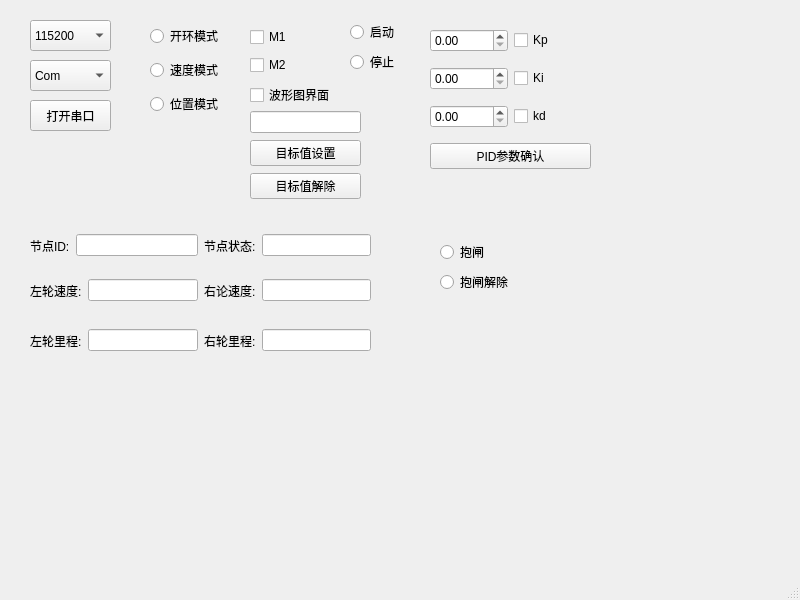
First picture: the form in uavcan/MotorAsst/ui/main.ui, repository zagerx/ProtocolV4, before the edit.
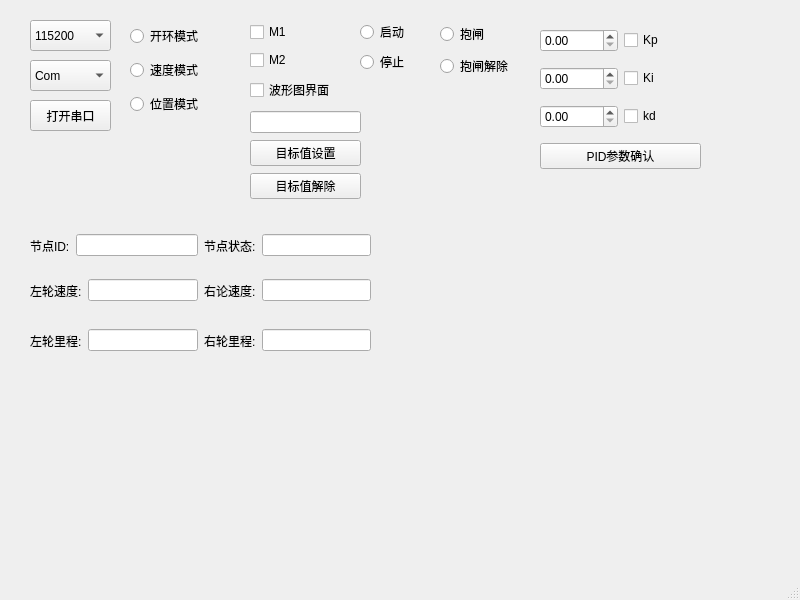
Second picture: the form after the edit.

Commit message: 1 增加binarysignal(上报抱闸状态)协议测试文件 2 集成binarysignal协议到UI界面

What changed in the file:
```diff
--- a/uavcan/MotorAsst/ui/main.ui
+++ b/uavcan/MotorAsst/ui/main.ui
@@ -70,7 +70,7 @@
    <widget class="QWidget" name="verticalLayoutWidget">
     <property name="geometry">
      <rect>
-      <x>150</x>
+      <x>130</x>
       <y>20</y>
       <width>89</width>
       <height>101</height>
@@ -103,7 +103,7 @@
    <widget class="QWidget" name="verticalLayoutWidget_2">
     <property name="geometry">
      <rect>
-      <x>350</x>
+      <x>360</x>
       <y>20</y>
       <width>71</width>
       <height>56</height>
@@ -130,7 +130,7 @@
     <property name="geometry">
      <rect>
       <x>250</x>
-      <y>25</y>
+      <y>20</y>
       <width>101</width>
       <height>86</height>
      </rect>
@@ -191,7 +191,7 @@
    <widget class="QWidget" name="verticalLayoutWidget_5">
     <property name="geometry">
      <rect>
-      <x>430</x>
+      <x>540</x>
       <y>20</y>
       <width>161</width>
       <height>161</height>
@@ -391,9 +391,9 @@
     <property name="geometry">
      <rect>
       <x>440</x>
-      <y>240</y>
-      <width>101</width>
-      <height>56</height>
+      <y>20</y>
+      <width>81</width>
+      <height>61</height>
      </rect>
     </property>
     <layout class="QVBoxLayout" name="verticalLayout_6">
```
The commit also changes 4 other files.
